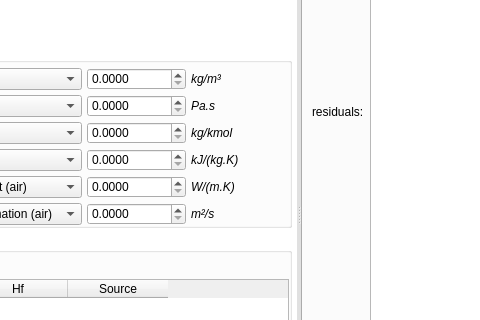
Before: the Qt Designer form gui/uifiles/gui.ui in truongd8593/mfix, drawn with Qt 5; both pictures show x 396 to 876 and y 160 to 480 of the 1045 by 783 pixel window.
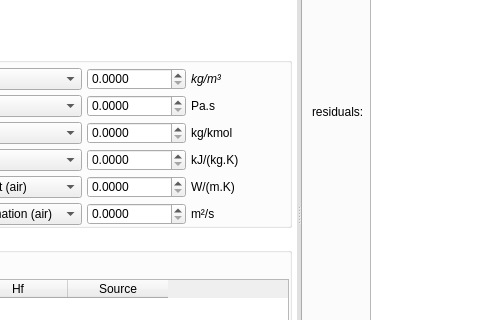
After: the same form once the commit is applied. The open tabs and pages were chosen to show the change. Custom widgets are drawn as their Qt base class.

Patch:
```diff
--- a/gui/uifiles/gui.ui
+++ b/gui/uifiles/gui.ui
@@ -1069,7 +1069,7 @@
                        <widget class="QLabel" name="label_3">
                         <property name="font">
                          <font>
-                          <italic>true</italic>
+                          <italic>false</italic>
                          </font>
                         </property>
                         <property name="text">
@@ -1081,7 +1081,7 @@
                        <widget class="QLabel" name="label_4">
                         <property name="font">
                          <font>
-                          <italic>true</italic>
+                          <italic>false</italic>
                          </font>
                         </property>
                         <property name="text">
@@ -1093,7 +1093,7 @@
                        <widget class="QLabel" name="label_5">
                         <property name="font">
                          <font>
-                          <italic>true</italic>
+                          <italic>false</italic>
                          </font>
                         </property>
                         <property name="text">
@@ -1105,7 +1105,7 @@
                        <widget class="QLabel" name="label_6">
                         <property name="font">
                          <font>
-                          <italic>true</italic>
+                          <italic>false</italic>
                          </font>
                         </property>
                         <property name="text">
@@ -1117,7 +1117,7 @@
                        <widget class="QLabel" name="label_7">
                         <property name="font">
                          <font>
-                          <italic>true</italic>
+                          <italic>false</italic>
                          </font>
                         </property>
                         <property name="text">
@@ -3426,11 +3426,6 @@
   </widget>
  </widget>
  <customwidgets>
-  <customwidget>
-   <class>DoubleSpinBox</class>
-   <extends>QDoubleSpinBox</extends>
-   <header>widgets/base</header>
-  </customwidget>
   <customwidget>
    <class>LineEdit</class>
    <extends>QLineEdit</extends>
@@ -3441,6 +3436,11 @@
    <extends>QComboBox</extends>
    <header>widgets/base</header>
   </customwidget>
+  <customwidget>
+   <class>DoubleSpinBox</class>
+   <extends>QDoubleSpinBox</extends>
+   <header>widgets/base</header>
+  </customwidget>
   <customwidget>
    <class>CheckBox</class>
    <extends>QCheckBox</extends>
```
Left out of the diff: 297 changed lines with no effect on the pictures.
